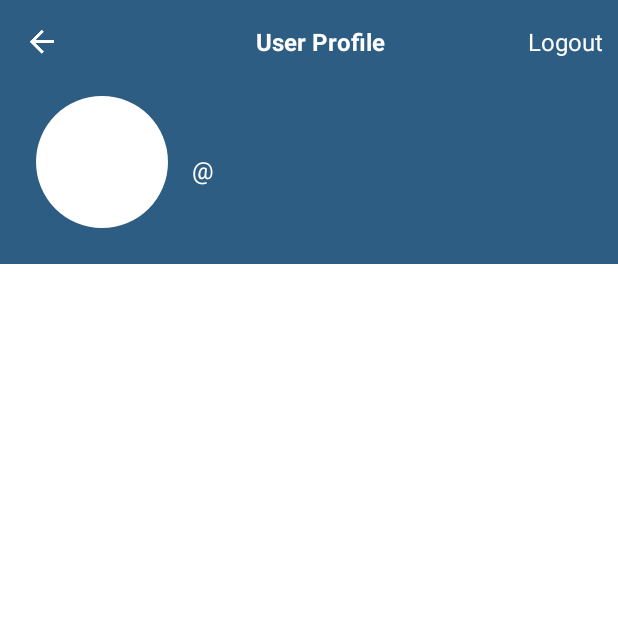
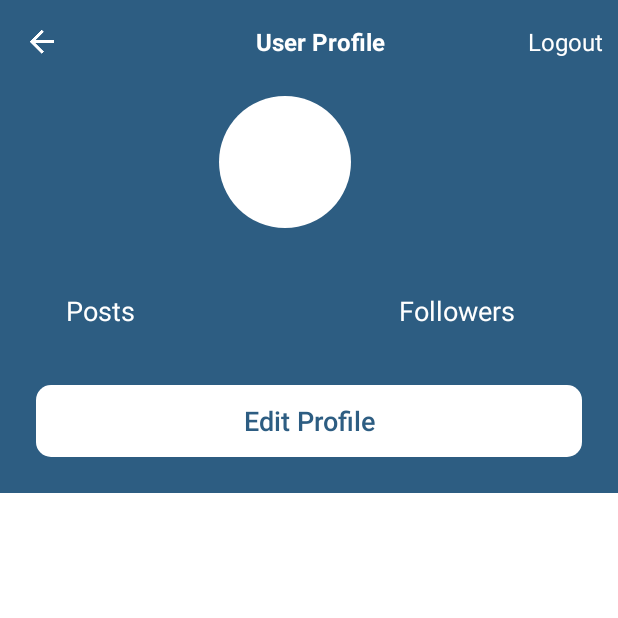
Before and after one commit to Gowdham88/SportsImageSharingApp_Android, an Android app: the MainActivity screen opened directly, with no data from a screen before it, after a tap on an icon or button, on a phone screen of 412 x 824 dp, the top half of it. Run offline under Robolectric (Android 15) with nearby library versions, the phone set to English and light mode, and no system bars; our stand-ins replace ButterKnife, Firebase (no records; nobody signed in at launch, a user with empty details on screens opened directly), Picasso; libraries missing offline, so code that uses them is left out: pub.devrel.easypermissions.

Commit message:
dont merge

```diff
--- a/app/src/main/AndroidManifest.xml
+++ b/app/src/main/AndroidManifest.xml
@@ -59,10 +59,12 @@
         <activity
             android:name=".ui.activity.LoginScreen"
             android:screenOrientation="portrait"
+            android:noHistory="true"
             android:theme="@style/AppTheme.TransparentActivity" />
         <activity
             android:name=".ui.activity.SignupActivity"
             android:screenOrientation="portrait"
+            android:noHistory="true"
             android:theme="@style/AppTheme.TransparentActivity" />
         <activity
             android:name=".ui.activity.LoginActivity"
--- a/app/src/main/java/czsm/github/froger/instamaterial/ui/activity/LoginScreen.java
+++ b/app/src/main/java/czsm/github/froger/instamaterial/ui/activity/LoginScreen.java
@@ -75,6 +75,7 @@ public class LoginScreen extends AppCompatActivity {
         mSininBtn.setOnClickListener(new View.OnClickListener() {
             @Override
             public void onClick(View view) {
+                Utils.hideKeyboard(LoginScreen.this);
                 signIn(mEmailEdt.getText().toString(), mPassEdt.getText().toString());
 //                if(validateForm()){
 ////                    Toast.makeText(LoginScreen.this, "haii", Toast.LENGTH_SHORT).show();
@@ -144,6 +145,8 @@ public class LoginScreen extends AppCompatActivity {
 
                                         Intent in=new Intent(LoginScreen.this,MainActivity.class);
                                         startActivity(in);
+                                        finish();
+                                        hideProgressDialog();
 
                                     } else {
                                         Toast.makeText(LoginScreen.this, "No user exits", Toast.LENGTH_LONG).show();
@@ -157,6 +160,7 @@ public class LoginScreen extends AppCompatActivity {
 
                                     Log.w("Error", "Error adding document", e);
                                     Toast.makeText(getApplicationContext(),"Login failed",Toast.LENGTH_SHORT).show();
+                                    hideProgressDialog();
                                 }
                             });
 
@@ -227,8 +231,6 @@ public class LoginScreen extends AppCompatActivity {
 
         return valid;
     }
-//    @Override
-//    public void onBackPressed() {
-//        super.onBackPressed();
-//    }
+
+
 }
--- a/app/src/main/java/czsm/github/froger/instamaterial/ui/activity/MainActivity.java
+++ b/app/src/main/java/czsm/github/froger/instamaterial/ui/activity/MainActivity.java
@@ -813,6 +813,9 @@ public class MainActivity extends AppCompatActivity implements FeedAdapter.OnFee
 
         return mediaFile;
     }
-
+    @Override
+    public void onBackPressed() {
+        MainActivity.this.finish();
+    }
 
 }
--- a/app/src/main/java/czsm/github/froger/instamaterial/ui/activity/PublishActivity.java
+++ b/app/src/main/java/czsm/github/froger/instamaterial/ui/activity/PublishActivity.java
@@ -105,14 +105,14 @@ public class PublishActivity extends AppCompatActivity {
         setContentView(R.layout.activity_publish);
         ButterKnife.bind(this);
         setSupportActionBar(toolbar);
-        toolbar.setNavigationIcon(R.drawable.ic_arrow_back_grey600_24dp);
-        toolbar.setNavigationContentDescription("Post");
-        toolbar.setNavigationOnClickListener(new View.OnClickListener() {
-            @Override
-            public void onClick(View v) {
-                onBackPressed();
-            }
-        });
+//        toolbar.setNavigationIcon(R.drawable.ic_arrow_back_grey600_24dp);
+//        toolbar.setNavigationContentDescription("Post");
+//        toolbar.setNavigationOnClickListener(new View.OnClickListener() {
+//            @Override
+//            public void onClick(View v) {
+//                onBackPressed();
+//            }
+//        });
         LinearLay.setOnClickListener(new View.OnClickListener() {
             @Override
             public void onClick(View view) {
@@ -195,7 +195,11 @@ public class PublishActivity extends AppCompatActivity {
 
        Clear();
     }
+    @OnClick(R.id.back_image)
+    public void back(View v) {
 
+        onBackPressed();
+    }
     private void Clear() {
 
         edt_description.setText("");
--- a/app/src/main/java/czsm/github/froger/instamaterial/ui/activity/SignupActivity.java
+++ b/app/src/main/java/czsm/github/froger/instamaterial/ui/activity/SignupActivity.java
@@ -139,6 +139,7 @@ TextView AccntTxt;
         SignupBtn.setOnClickListener(new View.OnClickListener() {
             @Override
             public void onClick(View view) {
+                hideKeyboard(SignupActivity.this);
                 createAccount(EmailEdt.getText().toString(), UsernameEdt.getText().toString(),PassEdt.getText().toString(),view);
 
 //                if(validateForm()){
@@ -392,7 +393,7 @@ showProgressDialog();
                                                 Log.e("user", String.valueOf(user));
 //                                                AddDatabase(user,view);
                                                     uploadImage(view);
-
+                                        hideProgressDialog();
                                                 // Sign in success, update UI with the signed-in user's information
                                             }
                                         }
--- a/app/src/main/java/czsm/github/froger/instamaterial/ui/activity/SplashActivity.java
+++ b/app/src/main/java/czsm/github/froger/instamaterial/ui/activity/SplashActivity.java
@@ -27,13 +27,14 @@ public class SplashActivity extends AppCompatActivity {
                     Intent in1=new Intent(SplashActivity.this,MainActivity.class);
                     in1.addFlags(Intent.FLAG_ACTIVITY_CLEAR_TOP | Intent.FLAG_ACTIVITY_NEW_TASK);
                     startActivity(in1);
+                    finish();
 
                 }
                 else {
                     Intent in=new Intent(SplashActivity.this,LoginScreen.class);
                     in.addFlags(Intent.FLAG_ACTIVITY_CLEAR_TOP | Intent.FLAG_ACTIVITY_NEW_TASK);
                     startActivity(in);
-
+                    finish();
                 }
 
             }
--- a/app/src/main/java/czsm/github/froger/instamaterial/ui/activity/UserProfileActivity.java
+++ b/app/src/main/java/czsm/github/froger/instamaterial/ui/activity/UserProfileActivity.java
@@ -2,8 +2,10 @@ package czsm.github.froger.instamaterial.ui.activity;
 
 import android.app.Activity;
 import android.content.Intent;
+import android.os.Build;
 import android.os.Bundle;
 import android.support.annotation.NonNull;
+import android.support.annotation.RequiresApi;
 import android.support.design.widget.TabLayout;
 import android.support.v7.app.AppCompatActivity;
 import android.support.v7.widget.LinearLayoutManager;
@@ -81,8 +83,8 @@ public class UserProfileActivity extends AppCompatActivity implements RevealBack
     View vUserProfileRoot;
     @BindView(R.id.username_txt)
     TextView vUserName;
-    @BindView(R.id.username_simple)
-    TextView vUserNameSub;
+//    @BindView(R.id.username_simple)
+//    TextView vUserNameSub;
     @BindView(R.id.toolbar_title)
     TextView toolbarTitle;
     @BindView(R.id.logout_image)
@@ -127,14 +129,14 @@ public class UserProfileActivity extends AppCompatActivity implements RevealBack
         setSupportActionBar(toolbar);
         this.avatarSize = getResources().getDimensionPixelSize(R.dimen.user_profile_avatar_size);
 
-
+        mAuth = FirebaseAuth.getInstance();
         userId = getIntent().getStringExtra(USER_ID);
         userName = getIntent().getStringExtra(USER_NAME);
         userProfile = getIntent().getStringExtra(USER_IMAGE);
 
         this.profilePhoto = userProfile;
         vUserName.setText(userName);
-        vUserNameSub.setText("@"+userName);
+//        vUserNameSub.setText("@"+userName);
 
         Picasso.with(this)
                 .load(profilePhoto)
@@ -298,21 +300,24 @@ public class UserProfileActivity extends AppCompatActivity implements RevealBack
 
     }
 
-    @OnClick(R.id.back_image)
-    public void setBackarrow() {
+//    @OnClick(R.id.back_image)
+//    public void setBackarrow() {
+//
+//        finish();
+//    }
 
-        finish();
-    }
-
+    @RequiresApi(api = Build.VERSION_CODES.JELLY_BEAN)
     @OnClick(R.id.logout_image)
     public void logout() {
 
         Intent intent = new Intent(getApplicationContext(), LoginScreen.class);
         intent.setFlags(Intent.FLAG_ACTIVITY_CLEAR_TOP);
         intent.putExtra("EXIT", true);
+        overridePendingTransition(R.anim.enter_from_right, R.anim.exit_to_left);
         startActivity(intent);
         PreferencesHelper.signOut(UserProfileActivity.this);
         mAuth.signOut();
+        finishAffinity();
     }
 
 
--- a/app/src/main/res/layout/activity_user_profile.xml
+++ b/app/src/main/res/layout/activity_user_profile.xml
@@ -53,37 +53,40 @@
                     <LinearLayout
                         android:layout_width="match_parent"
                         android:layout_height="wrap_content"
-                        android:clipChildren="false">
+                        android:clipChildren="false"
+                        android:orientation="vertical">
 
                         <ImageView
                             android:id="@+id/ivUserProfilePhoto"
                             android:layout_width="88dp"
                             android:layout_height="88dp"
+                            android:layout_gravity="center"
                             android:layout_marginRight="16dp" />
 
                         <LinearLayout
                             android:id="@+id/vUserDetails"
-                            android:layout_width="wrap_content"
+                            android:layout_width="match_parent"
                             android:layout_height="match_parent"
-                            android:layout_weight="1"
                             android:orientation="vertical">
 
                             <TextView
                                 android:id="@+id/username_txt"
                                 android:layout_width="match_parent"
                                 android:layout_height="wrap_content"
+                               android:gravity="center_horizontal"
+                                android:layout_gravity="center_horizontal"
                                 android:text="John Smith"
                                 android:textColor="#ffffff"
                                 android:textSize="24sp" />
 
-                            <TextView
-                                android:id="@+id/username_simple"
-                                android:layout_width="match_parent"
-                                android:layout_height="wrap_content"
-                                android:text="johnSmith"
-                                android:layout_marginTop="5dp"
-                                android:textColor="#ffffff"
-                                android:textSize="16sp" />
+                            <!--<TextView-->
+                                <!--android:id="@+id/username_simple"-->
+                                <!--android:layout_width="match_parent"-->
+                                <!--android:layout_height="wrap_content"-->
+                                <!--android:text="johnSmith"-->
+                                <!--android:layout_marginTop="5dp"-->
+                                <!--android:textColor="#ffffff"-->
+                                <!--android:textSize="16sp" />-->
 
 
 
@@ -101,7 +104,76 @@
                                 android:textAllCaps="false"
                                 android:textColor="#ffffff"
                                 android:textSize="12sp" />
+                            <LinearLayout
+                                android:layout_width="wrap_content"
+                                android:layout_height="wrap_content"
+                                android:orientation="horizontal">
+                            <LinearLayout
+                                android:layout_width="wrap_content"
+                                android:layout_height="wrap_content"
+                                android:orientation="vertical"
+                                android:layout_marginLeft="20dp"
+                                android:layout_marginTop="10dp">
 
+                                <TextView
+                                    android:id="@+id/Pst_txt"
+                                    android:layout_width="match_parent"
+                                    android:layout_height="wrap_content"
+                                    android:gravity="center_horizontal"
+                                    android:layout_gravity="center_horizontal"
+                                    android:text="Posts"
+                                    android:textColor="#ffffff"
+                                    android:textSize="18sp" />
+                                <TextView
+                                    android:id="@+id/count_txt"
+                                    android:layout_width="match_parent"
+                                    android:layout_height="wrap_content"
+                                    android:gravity="center_horizontal"
+                                    android:layout_gravity="center_horizontal"
+                                    android:text=""
+                                    android:textColor="#ffffff"
+                                    android:textSize="20sp" />
+
+                            </LinearLayout>
+                            <LinearLayout
+                                android:layout_width="match_parent"
+                                android:layout_height="wrap_content"
+                                android:orientation="vertical"
+                       android:layout_marginLeft="175dp"
+                                android:layout_marginTop="10dp">
+
+                                <TextView
+                                    android:id="@+id/flw_txt"
+                                    android:layout_width="match_parent"
+                                    android:layout_height="wrap_content"
+                                    android:gravity="end"
+                                    android:layout_gravity="end"
+                                    android:text="Followers"
+                                    android:textColor="#ffffff"
+                                    android:textSize="18sp" />
+                                <TextView
+                                    android:id="@+id/flwcount_txt"
+                                    android:layout_width="match_parent"
+                                    android:layout_height="wrap_content"
+                                    android:text=""
+                                    android:gravity="end"
+                                    android:layout_gravity="end"
+                                    android:textColor="#ffffff"
+                                    android:textSize="20sp" />
+
+                            </LinearLayout>
+                            </LinearLayout>
+                            <Button
+                                android:id="@+id/edit_btn"
+                                android:layout_width="match_parent"
+                                android:layout_height="wrap_content"
+                                android:background="@drawable/genderpopup"
+                                android:text="Edit Profile"
+                                android:textAllCaps="false"
+                                android:textColor="#2d5d82"
+                                android:layout_marginTop="10dp"
+                                android:textSize="18dp"
+                                />
                         </LinearLayout>
                     </LinearLayout>
 
--- a/app/src/main/res/layout/item_feed.xml
+++ b/app/src/main/res/layout/item_feed.xml
@@ -106,12 +106,12 @@
                 android:background="@drawable/btn_feed_action"
                 android:src="@drawable/ic_comment_outline_grey" />
 
-            <!--<ImageButton-->
-                <!--android:id="@+id/btnMore"-->
-                <!--android:layout_width="48dp"-->
-                <!--android:layout_height="48dp"-->
-                <!--android:background="@drawable/btn_feed_action"-->
-                <!--android:src="@drawable/ic_more_grey" />-->
+            <ImageButton
+                android:id="@+id/btnMore"
+                android:layout_width="48dp"
+                android:layout_height="48dp"
+                android:background="@drawable/btn_feed_action"
+                android:src="@drawable/ic_more_grey" />
 
             <LinearLayout
                 android:layout_width="0dp"
--- a/app/src/main/res/layout/toolbar_post.xml
+++ b/app/src/main/res/layout/toolbar_post.xml
@@ -40,6 +40,7 @@
             android:layout_height="25dp"
             android:gravity="center"
             android:textColor="#000000"
+            android:layout_marginLeft="50dp"
             android:layout_centerVertical="true"
             android:layout_alignRight="@+id/profile_image"
             android:layout_marginRight="40dp"
```
Also changed, not shown: 3 other files.
